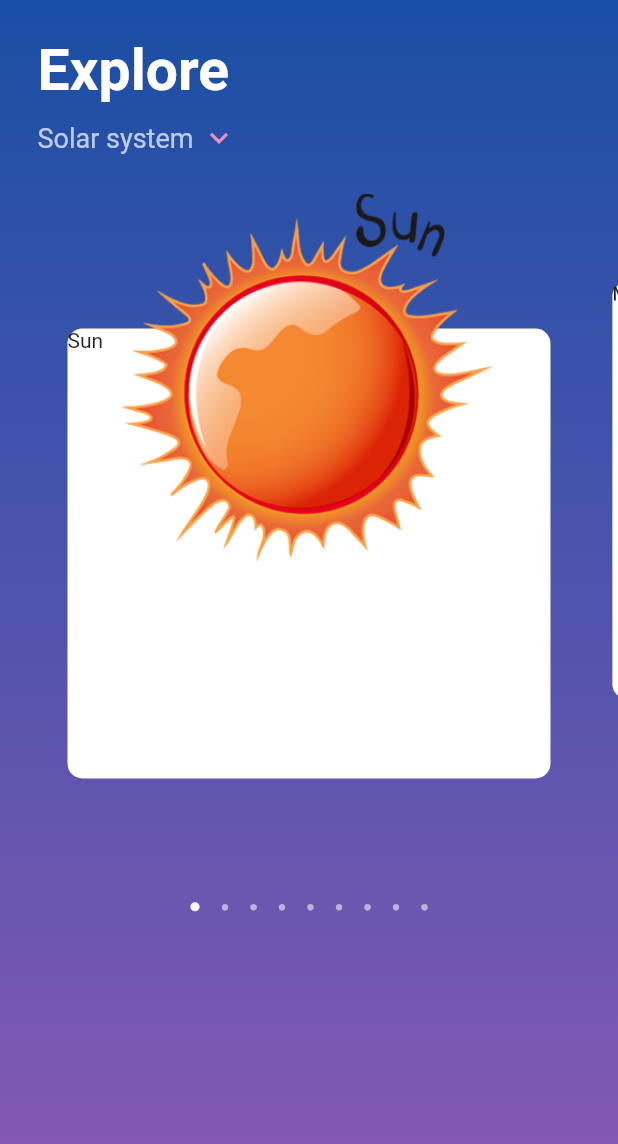
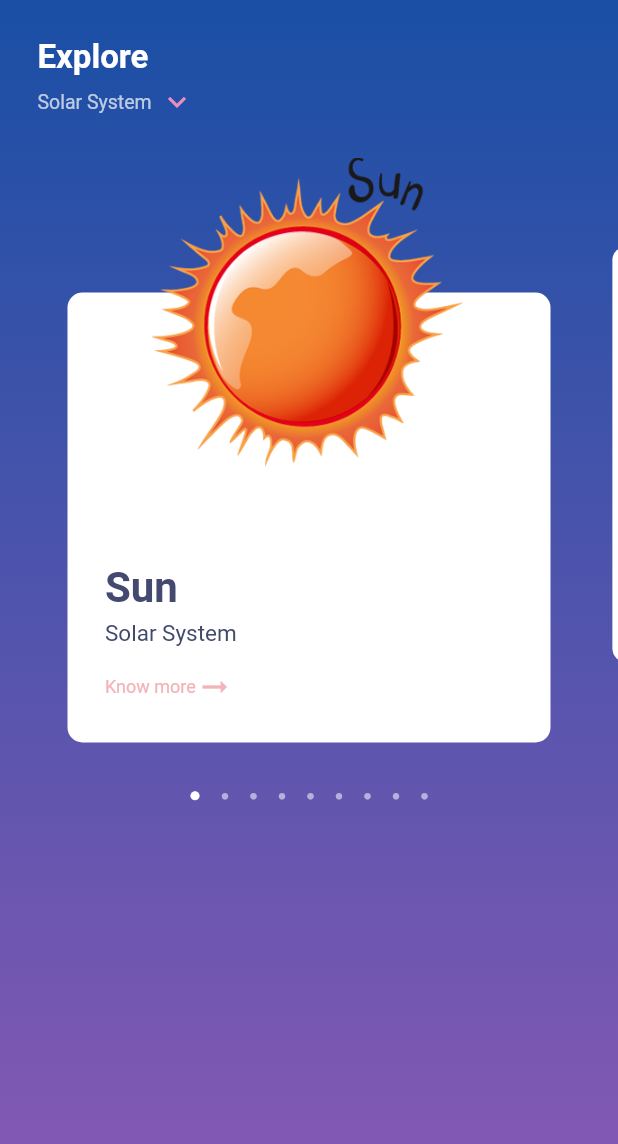
Before and after one commit to Auridel/flutter--explore_solar_app, a Flutter app: the screen it shows after launch, on a phone screen of 412 x 824 dp. Shown: the top 1144 px of the screen. Run offline on Flutter 3.47's test engine with Material 2 defaults, Android fonts, the phone set to English and light mode, and no system bars.

Commit message:
slider card, animation, fixes

```diff
--- a/lib/helpers/dataset.dart
+++ b/lib/helpers/dataset.dart
@@ -1,7 +1,7 @@
 const List<Map<String, dynamic>> dataSet = [
   {
     'name': 'Sun',
-    'num': 1,
+    'num': 0,
     'image': 'assets/images/sun_img.png',
     'description':
         "The Sun is the star at the center of the Solar System. It is a nearly perfect sphere of hot plasma, heated to incandescence by nuclear fusion reactions in its core, radiating the energy mainly as visible light, ultraviolet light, and infrared radiation. It is by far the most important source of energy for life on Earth. Its diameter is about 1.39 million kilometres (864,000 miles), or 109 times that of Earth. Its mass is about 330,000 times that of Earth; it accounts for about 99.86% of the total mass of the Solar System. Roughly three quarters of the Sun's mass consists of hydrogen (~73%); the rest is mostly helium (~25%), with much smaller quantities of heavier elements, including oxygen, carbon, neon and iron"
--- a/lib/screens/explore_screen.dart
+++ b/lib/screens/explore_screen.dart
@@ -39,6 +39,7 @@ class _ExploreScreenState extends State<ExploreScreen> {
           ),
           child: Container(
             child: Column(
+              mainAxisAlignment: MainAxisAlignment.start,
               children: [
                 ExploreHeader(),
                 PlanetSlider(),
--- a/lib/theme/theme.dart
+++ b/lib/theme/theme.dart
@@ -3,25 +3,43 @@ import 'package:flutter/material.dart';
 final theme = ThemeData(
   primarySwatch: Colors.blue,
   primaryTextTheme: TextTheme(
+    headline6: TextStyle(
+      color: Colors.black12,
+      fontSize: 105,
+      fontWeight: FontWeight.w900,
+    ),
+    headline5: TextStyle(
+      color: Color(0xff41496d),
+      fontSize: 22,
+      fontWeight: FontWeight.w700,
+    ),
     headline4: TextStyle(
       color: Colors.white70,
-      fontSize: 18,
-    )
+      fontSize: 13,
+    ),
+    headline3: TextStyle(
+      fontSize: 15,
+      color: Color(0xff41496d),
+    ),
+    headline2: TextStyle(
+      color: Color(0xfff2b4b7),
+      fontSize: 12,
+    ),
   ),
   textTheme: TextTheme(
     headline6: TextStyle(
       color: Colors.white,
-      fontSize: 38,
+      fontSize: 22,
       fontWeight: FontWeight.w700,
     ),
     headline5: TextStyle(
       color: Color(0xff44496f),
-      fontSize: 24,
+      fontSize: 28,
       fontWeight: FontWeight.w700,
     ),
     headline4: TextStyle(
       color: Color(0xff44496f),
-      fontSize: 15,
+      fontSize: 13,
     ),
     headline3: TextStyle(
       color: Color(0xff44496f),
--- a/lib/widgets/explore_header.dart
+++ b/lib/widgets/explore_header.dart
@@ -16,10 +16,10 @@ class ExploreHeader extends StatelessWidget {
             'Explore',
             style: theme.textTheme.headline6,
           ),
-          SizedBox(height: 10,),
+          SizedBox(height: 5,),
           Row(
             children: [
-              Text('Solar system', style: theme.primaryTextTheme.headline4,),
+              Text('Solar System', style: theme.primaryTextTheme.headline4,),
               SizedBox(width: 5,),
               Icon(Icons.keyboard_arrow_down_sharp, color: Color(0xffea8ec1),)
             ],
--- /dev/null
+++ b/lib/widgets/know_more_animated.dart
@@ -0,0 +1,40 @@
+import 'package:flutter/material.dart';
+
+class KnowMore extends StatefulWidget {
+  const KnowMore({Key? key}) : super(key: key);
+
+  @override
+  _KnowMoreState createState() => _KnowMoreState();
+}
+
+class _KnowMoreState extends State<KnowMore> with SingleTickerProviderStateMixin {
+  late final AnimationController _controller;
+  late final Animation<Offset> _animation;
+
+  @override
+  void initState() {
+    _controller = AnimationController(vsync: this, duration: const Duration(seconds: 1))..repeat(reverse: true);
+    _animation = Tween<Offset>(begin: Offset(0.0, 0.0), end: Offset(0.3, 0.0)).animate(CurvedAnimation(parent: _controller, curve: Curves.easeInOut));
+    super.initState();
+  }
+
+  @override
+  void dispose() {
+    _controller.dispose();
+    super.dispose();
+  }
+
+  @override
+  Widget build(BuildContext context) {
+    final theme = Theme.of(context);
+    return Row(
+      children: [
+        Text('Know more', style: theme.primaryTextTheme.headline2,),
+        SlideTransition(
+          position: _animation,
+            child: Icon(Icons.arrow_right_alt, color: Color(0xfff2b4b7),)
+        ),
+      ],
+    );
+  }
+}
--- a/lib/widgets/planet_slider.dart
+++ b/lib/widgets/planet_slider.dart
@@ -3,6 +3,7 @@ import 'dart:async';
 import 'package:explore_solar_app/models/planet.dart';
 import 'package:explore_solar_app/providers/planet_provider.dart';
 import 'package:explore_solar_app/slide_bloc/slide_bloc.dart';
+import 'package:explore_solar_app/widgets/slider_card.dart';
 import 'package:flutter/cupertino.dart';
 import 'package:flutter/material.dart';
 import 'package:provider/provider.dart';
@@ -48,7 +49,7 @@ class _PlanetSliderState extends State<PlanetSlider> {
     return Container(
       clipBehavior: Clip.none,
       width: size.width,
-      height: 450,
+      height: 400,
       child: PageView.builder(
         controller: _sliderController,
         scrollDirection: Axis.horizontal,
@@ -65,40 +66,7 @@ class _PlanetSliderState extends State<PlanetSlider> {
               ..scale(scale),
             child: Opacity(
               opacity: opacity,
-              child: Stack(
-                clipBehavior: Clip.none,
-                fit: StackFit.expand,
-                alignment: Alignment.center,
-                children: [
-                  Positioned(
-                    top: 20,
-                    width: size.width - 30,
-                    child: Container(
-                      clipBehavior: Clip.none,
-                      width: size.width,
-                      child: Padding(
-                        padding: const EdgeInsets.only(
-                            left: 30, right: 30, top: 70, bottom: 100),
-                        child: Container(
-                          height: 300,
-                          width: 300,
-                          decoration: BoxDecoration(
-                              borderRadius: BorderRadius.circular(10),
-                              color: Colors.white),
-                          child: Text('${_planets[idx].name}'),
-                        ),
-                      ),
-                    ),
-                  ),
-                  Positioned(
-                    child: Image.asset(
-                      _planets[idx].image,
-                      width: 250,
-                    ),
-                    top: 0,
-                  ),
-                ],
-              ),
+              child: SliderCard(planet: _planets[idx],),
             ),
           );
         },
--- /dev/null
+++ b/lib/widgets/slider_card.dart
@@ -0,0 +1,90 @@
+import 'package:explore_solar_app/models/planet.dart';
+import 'package:explore_solar_app/widgets/know_more_animated.dart';
+import 'package:flutter/material.dart';
+
+class SliderCard extends StatelessWidget {
+  final Planet _planet;
+
+  const SliderCard({Key? key, required Planet planet})
+      : this._planet = planet,
+        super(key: key);
+
+  @override
+  Widget build(BuildContext context) {
+    final size = MediaQuery.of(context).size;
+    final theme = Theme.of(context);
+    return Stack(
+      clipBehavior: Clip.none,
+      fit: StackFit.expand,
+      alignment: Alignment.center,
+      children: [
+        Positioned(
+          top: 20,
+          width: size.width - 30,
+          child: Container(
+            clipBehavior: Clip.none,
+            width: size.width,
+            child: Padding(
+              padding: const EdgeInsets.only(
+                  left: 30, right: 30, top: 70,),
+              child: Container(
+                height: 300,
+                width: 300,
+                decoration: BoxDecoration(
+                    borderRadius: BorderRadius.circular(10),
+                    color: Colors.white),
+                child: Stack(
+                  fit: StackFit.expand,
+                  children: [
+                    if (_planet.num != 0)
+                      Positioned(
+                        bottom: 35,
+                        right: 25,
+                        child: Text(
+                          '${_planet.num}',
+                          style: theme.primaryTextTheme.headline6,
+                        ),
+                      ),
+                    Positioned(
+                        bottom: 0,
+                        left: 0,
+                        right: 0,
+                        height: 120,
+                        child: Padding(
+                          padding: const EdgeInsets.only(left: 25, right: 25, bottom: 20),
+                          child: Column(
+                            crossAxisAlignment: CrossAxisAlignment.start,
+                            children: [
+                              Text(
+                                '${_planet.name}',
+                                style: theme.textTheme.headline5,
+                              ),
+                              SizedBox(height: 5,),
+                              Text(
+                                'Solar System',
+                                style: theme.primaryTextTheme.headline3,
+                              ),
+                              SizedBox(
+                                height: 15,
+                              ),
+                              KnowMore(),
+                            ],
+                          ),
+                        )),
+                  ],
+                ),
+              ),
+            ),
+          ),
+        ),
+        Positioned(
+          child: Image.asset(
+            _planet.image,
+            width: 210,
+          ),
+          top: 0,
+        ),
+      ],
+    );
+  }
+}
```
